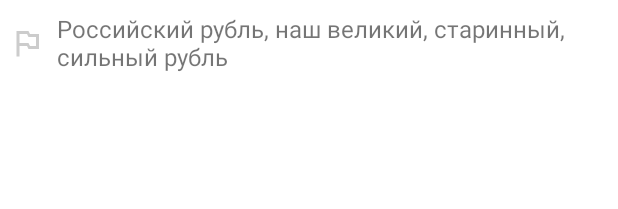
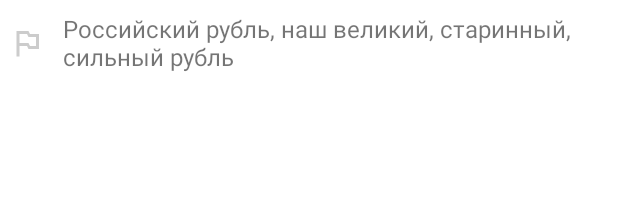
Before and after one commit to aakumykov/CurrencyConverter, an Android app: the layout list_item.xml on its own in the app's theme, with its tools: preview values and no code run, on a phone screen of 412 x 824 dp. Shown: the top 209 px of the screen. Run offline under Robolectric (Android 15) with nearby library versions, the light colour scheme and no system bars.

Commit message:
Флаги стран отображаются.

```diff
--- a/app/src/main/java/com/github/aakumykov/cc/CurrencyViewHolder.java
+++ b/app/src/main/java/com/github/aakumykov/cc/CurrencyViewHolder.java
@@ -5,6 +5,7 @@ import androidx.recyclerview.widget.RecyclerView;
 
 import com.github.aakumykov.cc.data_models.Currency;
 import com.github.aakumykov.cc.databinding.ListItemBinding;
+import com.squareup.picasso.Picasso;
 
 public class CurrencyViewHolder extends RecyclerView.ViewHolder {
 
@@ -26,6 +27,9 @@ public class CurrencyViewHolder extends RecyclerView.ViewHolder {
         String countryCode = charCode.substring(0,2).toLowerCase();
         String flagImageURL = "https://www.countryflags.io/"+countryCode+"/flat/64.png";
 
-//        Picasso.get().load(flagImageURL).into(mListItemBinding.flagView);
+        Picasso.get()
+                .load(flagImageURL)
+                .error(R.drawable.ic_country_flag_placeholder)
+                .into(mListItemBinding.flagView);
     }
 }
--- a/app/src/main/res/layout/list_item.xml
+++ b/app/src/main/res/layout/list_item.xml
@@ -12,13 +12,14 @@
         android:layout_width="wrap_content"
         android:layout_height="match_parent"
         android:scaleType="centerInside"
-        app:srcCompat="@drawable/ic_baseline_outlined_flag_24" />
+        app:srcCompat="@drawable/ic_country_flag_placeholder" />
 
     <TextView
         android:id="@+id/titleView"
         android:layout_width="match_parent"
         android:layout_height="match_parent"
-        android:padding="8dp"
+        android:paddingVertical="8dp"
+        android:paddingHorizontal="12dp"
         android:textSize="16sp"
         tools:text="Российский рубль, наш великий, старинный, сильный рубль" />
 
```
Also changed, not shown: app/src/main/res/drawable/ic_country_flag_placeholder.xml (renamed from app/src/main/res/drawable/ic_baseline_outlined_flag_24.xml).
